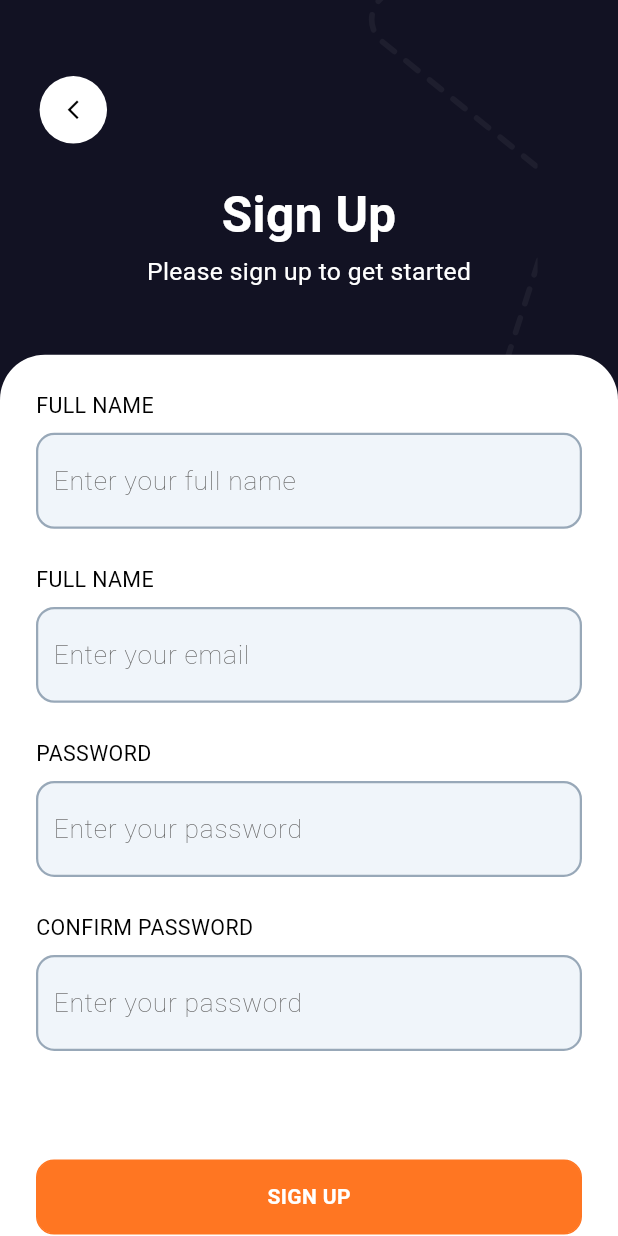
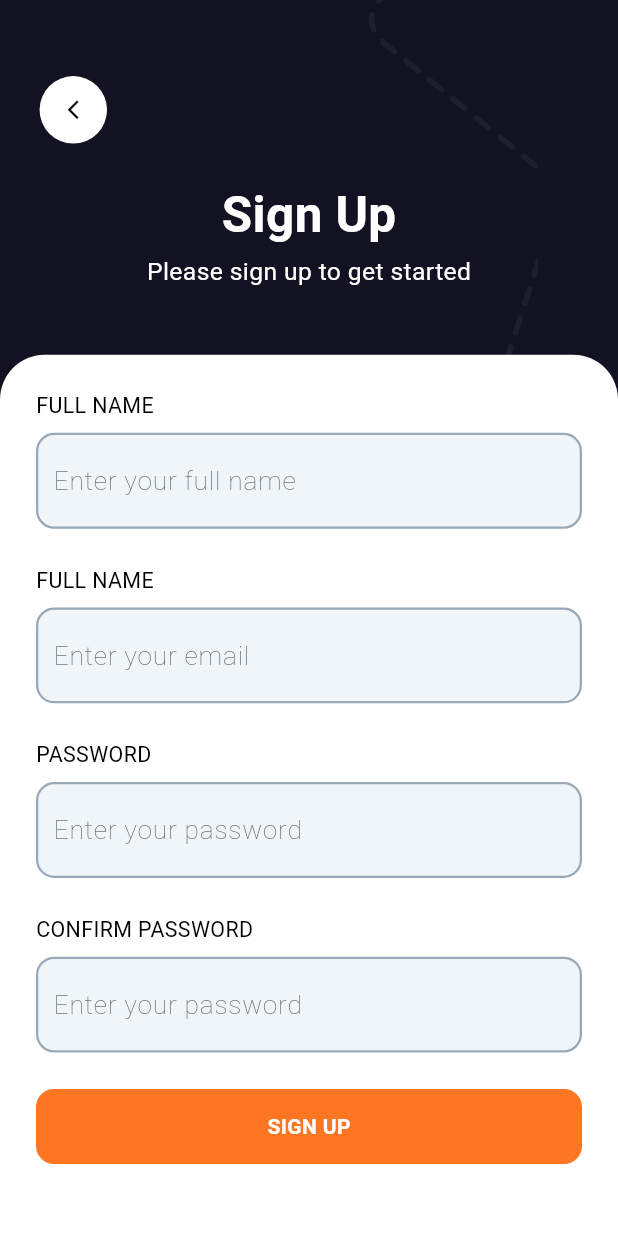
Before and after one commit to Teewhydot/food, a Flutter app: the SignUp screen opened by its route, on a phone screen of 412 x 824 dp. Run offline on Flutter 3.47's test engine with Material 3 defaults, Android fonts, the phone set to English and light mode, and no system bars; drawn by our look-alikes of loading_overlay; our stand-ins replace avatar_glow, bloc, cached_network_image, carousel_slider, contained_tab_bar_view, dartz and 17 more; missing offline and left inert: flutter_sliding_box; accounts and stored records are empty; generated files the repository leaves out were written again; Roboto replaces fonts that are missing (Sen).

Commit message:
Refactor sign-up screen with BLoC integration and snackbar notifications
- Integrated `AuthBloc` for sign-up logic.
- Implemented `BlocListener` to display success/failure snackbars.
- Wrapped the UI in `CustomOverlay` to show a loading indicator during sign-up.
- Modified `DFoodUtils.showSnackBar` to display "Success" or "Error" as the title based on the color.
- Changed the layout from `Column` to `ListView` to ensure scrollability.
- Added a `kSuccessColor` constant.

```diff
--- a/lib/food/core/theme/colors.dart
+++ b/lib/food/core/theme/colors.dart
@@ -1,4 +1,4 @@
-import 'dart:ui';
+import 'package:flutter/material.dart';
 
 const Color kPrimaryColor = Color(0xffFF7622);
 const Color kSecondaryColor = Color(0xffFFE1CE);
@@ -24,4 +24,5 @@ const Color kGradientColor2 = Color(0xffFFEB34);
 const Color kCloseColor = Color(0xffFFE194);
 const Color kBackWidgetColor = Color(0xffECF0F4);
 const Color kInactive = Color(0xffBFBCBA);
-const Color kErrorColor= Color(0xffFF0000);
+const Color kErrorColor = Color(0xffFF0000);
+Color kSuccessColor = Colors.green.withOpacity(0.8);
--- a/lib/food/core/utils/app_utils.dart
+++ b/lib/food/core/utils/app_utils.dart
@@ -4,15 +4,16 @@ import 'package:food/food/core/theme/colors.dart';
 import 'package:get/get.dart';
 
 class DFoodUtils {
-  static showSnackBar(String message,Color color) {
+  static showSnackBar(String message, Color color) {
     Get.snackbar(
-            "Error",
+      color == kSuccessColor ? "Success" : "Error",
       message,
       snackPosition: SnackPosition.TOP,
       backgroundColor: color,
       colorText: kWhiteColor,
     );
   }
+
   static showDialogContainer({
     required BuildContext context,
     required Widget child,
--- a/lib/food/features/auth/presentation/screens/sign_up.dart
+++ b/lib/food/features/auth/presentation/screens/sign_up.dart
@@ -1,7 +1,10 @@
 import 'package:flutter/material.dart';
+import 'package:flutter_bloc/flutter_bloc.dart';
 import 'package:flutter_screenutil/flutter_screenutil.dart';
 import 'package:food/food/core/routes/routes.dart';
+import 'package:food/food/core/utils/app_utils.dart';
 import 'package:food/food/features/auth/presentation/widgets/auth_template.dart';
+import 'package:food/food/features/auth/presentation/widgets/custom_overlay.dart';
 import 'package:get/get.dart';
 import 'package:get_it/get_it.dart';
 
@@ -9,6 +12,8 @@ import '../../../../components/buttons/buttons.dart';
 import '../../../../components/textfields.dart';
 import '../../../../core/constants/app_constants.dart';
 import '../../../../core/services/navigation_service/nav_config.dart';
+import '../../../../core/theme/colors.dart';
+import '../manager/auth_bloc/auth_bloc.dart';
 
 class SignUp extends StatefulWidget {
   const SignUp({super.key});
@@ -22,14 +27,26 @@ class _LoginState extends State<SignUp> {
 
   @override
   Widget build(BuildContext context) {
-    return AuthTemplate(
+    return BlocListener<AuthBloc, AuthState>(
+      bloc: context.read<AuthBloc>(),
+      listener: (context, state) {
+        if (state is AuthSuccessState) {
+          DFoodUtils.showSnackBar("Registration was successful", kSuccessColor);
+          nav.navigateAndReplace(Routes.login);
+        } else if (state is AuthFailureState) {
+          DFoodUtils.showSnackBar(state.error, kErrorColor);
+        }
+      },
+      child: CustomOverlay(
+        isLoading:
+            context.watch<AuthBloc>().state is AuthLoadingState ? true : false,
+        child: AuthTemplate(
           title: "Sign Up",
           subtitle: "Please sign up to get started",
           hasBackButton: true,
           hasSvg: true,
           containerTopHeight: 233,
-      child: Column(
-        spacing: 24,
+          child: ListView(
             children: [
               FTextField(
                 height: 63,
@@ -40,6 +57,8 @@ class _LoginState extends State<SignUp> {
                 label: 'FULL NAME',
                 action: TextInputAction.next,
               ),
+              24.verticalSpace,
+
               FTextField(
                 height: 63,
                 hintText: "Enter your email",
@@ -49,6 +68,8 @@ class _LoginState extends State<SignUp> {
                 label: 'FULL NAME',
                 action: TextInputAction.next,
               ),
+              24.verticalSpace,
+
               FTextField(
                 height: 63,
                 hintText: "Enter your password",
@@ -58,6 +79,8 @@ class _LoginState extends State<SignUp> {
                 label: 'PASSWORD',
                 action: TextInputAction.next,
               ),
+              24.verticalSpace,
+
               FTextField(
                 height: 63,
                 hintText: "Enter your password",
@@ -72,15 +95,21 @@ class _LoginState extends State<SignUp> {
                 buttonText: "SIGN UP",
                 width: 1.sw,
                 onPressed: () {
-              nav.navigateAndReplace(Routes.login);
+                  context.read<AuthBloc>().add(
+                    AuthSignUpEvent(fullName: '', email: '', password: ''),
+                  );
+                  // nav.navigateAndReplace(Routes.login);
                 },
               ),
+              24.verticalSpace,
             ],
           ).paddingOnly(
             left: AppConstants.defaultPadding,
             top: AppConstants.defaultPadding,
             right: AppConstants.defaultPadding,
           ),
+        ),
+      ),
     );
   }
 }
```
Also changed, not shown: lib/food/features/auth/presentation/manager/auth_bloc/auth_bloc.dart (+7 -9 lines). Lines whose indentation alone changed are shown as unchanged.
